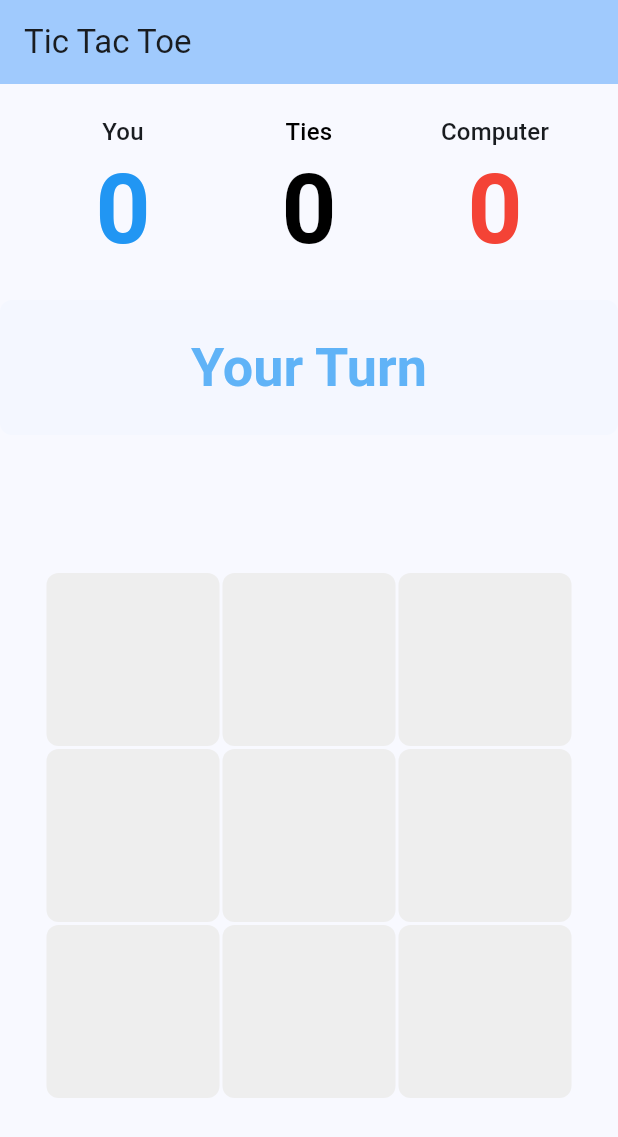
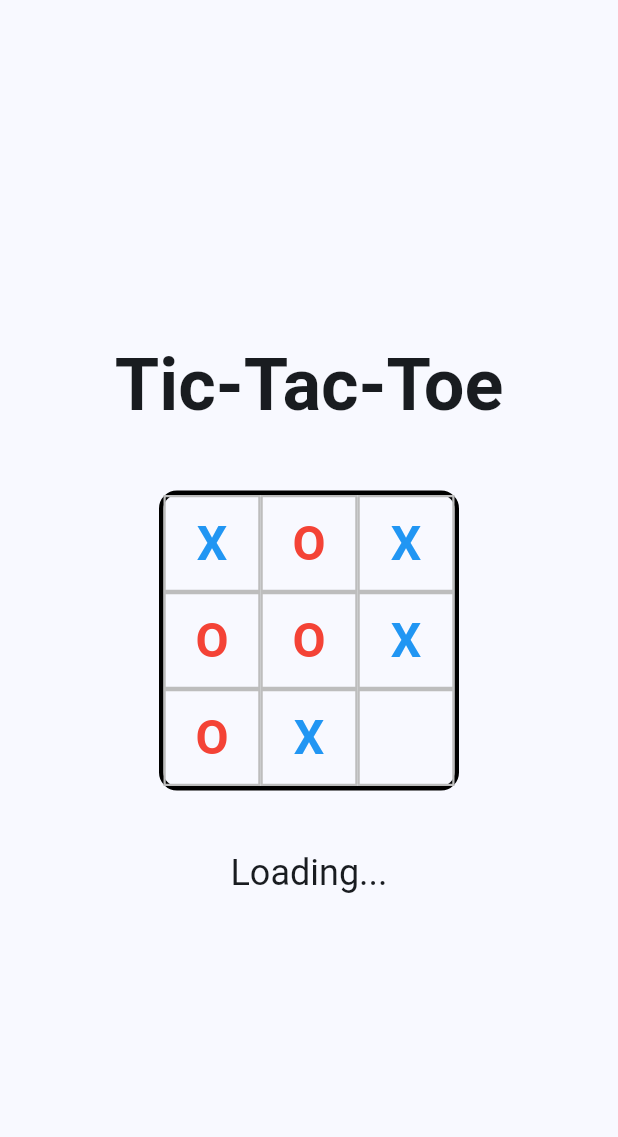
Before and after one commit to burkelashell109/tic-tac-toe, a Flutter app: the screen it shows after launch, on a phone screen of 412 x 824 dp. Shown: the top 1137 px of the screen. Run offline on Flutter 3.47's test engine with Material 3 defaults, Android fonts, the phone set to English and light mode, and no system bars.

Commit message:
Implement animated splash screen with mini tic-tac-toe game
- Added SplashScreen with random mini-game that plays itself
- Created SplashController for managing mini-game logic and timing
- Implemented smooth zoom transition from mini board to main game
- Added splash screen constants for timing and sizing
- Fixed Android layout issue by replacing GridView with Column/Row layout
- Features: 1-second move intervals, random outcomes, strategic AI mix
- Visual: Tic-Tac-Toe title, Loading text, winning cell highlights
- Cross-platform: Perfect layout on both Android and web platforms

```diff
--- a/lib/constants/game_constants.dart
+++ b/lib/constants/game_constants.dart
@@ -26,6 +26,11 @@ class UIConstants {
   static const Duration celebrationParticleDuration = Duration(milliseconds: 2000);
   static const Duration resetFlipDuration = Duration(milliseconds: 300);
   static const Duration resetSequenceDelay = Duration(milliseconds: 120);
+
+  // Splash screen
+  static const Duration splashMoveDuration = Duration(seconds: 1);
+  static const Duration splashTransitionDuration = Duration(milliseconds: 800);
+  static const double splashBoardSize = 200.0;
 
   // Text scaling
   static const double baseTextScale = 1.5;
--- a/lib/main.dart
+++ b/lib/main.dart
@@ -4,6 +4,7 @@ import 'services/animation_manager.dart';
 import 'widgets/game_board.dart';
 import 'widgets/status_display.dart';
 import 'widgets/score_display.dart';
+import 'screens/splash_screen.dart';
 
 void main() {
   runApp(const TicTacToeApp());
@@ -21,8 +22,34 @@ class TicTacToeApp extends StatelessWidget {
         colorScheme: ColorScheme.fromSeed(seedColor: Colors.blue),
         useMaterial3: true,
       ),
-      home: const TicTacToeGame(),
+      home: const AppWrapper(),
     );
+  }
+}
+
+class AppWrapper extends StatefulWidget {
+  const AppWrapper({super.key});
+
+  @override
+  State<AppWrapper> createState() => _AppWrapperState();
+}
+
+class _AppWrapperState extends State<AppWrapper> {
+  bool _showSplash = true;
+
+  @override
+  Widget build(BuildContext context) {
+    if (_showSplash) {
+      return SplashScreen(
+        onComplete: () {
+          setState(() {
+            _showSplash = false;
+          });
+        },
+      );
+    }
+
+    return const TicTacToeGame();
   }
 }
 
--- /dev/null
+++ b/lib/screens/splash_screen.dart
@@ -0,0 +1,214 @@
+import 'package:flutter/material.dart';
+import '../constants/game_constants.dart';
+import '../models/game_state.dart';
+import '../services/splash_controller.dart';
+
+/// Splash screen with animated mini tic-tac-toe game
+class SplashScreen extends StatefulWidget {
+  final VoidCallback onComplete;
+
+  const SplashScreen({
+    super.key,
+    required this.onComplete,
+  });
+
+  @override
+  State<SplashScreen> createState() => _SplashScreenState();
+}
+
+class _SplashScreenState extends State<SplashScreen>
+    with SingleTickerProviderStateMixin {
+  late SplashController _splashController;
+  late AnimationController _transitionController;
+  late Animation<double> _scaleAnimation;
+  GameState? _gameState;
+  bool _isTransitioning = false;
+
+  @override
+  void initState() {
+    super.initState();
+
+    _transitionController = AnimationController(
+      duration: UIConstants.splashTransitionDuration,
+      vsync: this,
+    );
+
+    _scaleAnimation = Tween<double>(
+      begin: 1.0,
+      end: 4.0,
+    ).animate(CurvedAnimation(
+      parent: _transitionController,
+      curve: Curves.easeInOut,
+    ));
+
+    _splashController = SplashController(
+      onStateChanged: (state) {
+        if (mounted) {
+          setState(() {
+            _gameState = state;
+          });
+        }
+      },
+      onGameComplete: _startTransition,
+    );
+  }
+
+  void _startTransition() {
+    if (!mounted || _isTransitioning) return;
+
+    setState(() {
+      _isTransitioning = true;
+    });
+
+    _transitionController.forward().then((_) {
+      if (mounted) {
+        widget.onComplete();
+      }
+    });
+  }
+
+  @override
+  void dispose() {
+    _splashController.dispose();
+    _transitionController.dispose();
+    super.dispose();
+  }
+
+  @override
+  Widget build(BuildContext context) {
+    final theme = Theme.of(context);
+
+    return Scaffold(
+      backgroundColor: theme.scaffoldBackgroundColor,
+      body: AnimatedBuilder(
+        animation: _scaleAnimation,
+        builder: (context, child) {
+          return Transform.scale(
+            scale: _scaleAnimation.value,
+            child: Center(
+              child: Column(
+                mainAxisAlignment: MainAxisAlignment.center,
+                children: [
+                  // Title
+                  Text(
+                    'Tic-Tac-Toe',
+                    style: theme.textTheme.headlineLarge?.copyWith(
+                      fontWeight: FontWeight.bold,
+                      fontSize: 48,
+                    ),
+                  ),
+
+                  const SizedBox(height: 40),
+
+                  // Mini game board
+                  _buildMiniBoard(),
+
+                  const SizedBox(height: 40),
+
+                  // Loading text
+                  if (!_isTransitioning)
+                    Text(
+                      'Loading...',
+                      style: theme.textTheme.titleLarge?.copyWith(
+                        fontSize: 24,
+                      ),
+                    ),
+                ],
+              ),
+            ),
+          );
+        },
+      ),
+    );
+  }
+
+  Widget _buildMiniBoard() {
+    if (_gameState == null) {
+      return _buildEmptyBoard();
+    }
+
+    return Container(
+      width: UIConstants.splashBoardSize,
+      height: UIConstants.splashBoardSize,
+      decoration: BoxDecoration(
+        border: Border.all(color: Colors.black, width: 3),
+        borderRadius: BorderRadius.circular(12),
+      ),
+      child: Column(
+        children: [
+          for (int row = 0; row < 3; row++)
+            Expanded(
+              child: Row(
+                children: [
+                  for (int col = 0; col < 3; col++)
+                    Expanded(
+                      child: _buildMiniCell(row * 3 + col),
+                    ),
+                ],
+              ),
+            ),
+        ],
+      ),
+    );
+  }
+
+  Widget _buildEmptyBoard() {
+    return Container(
+      width: UIConstants.splashBoardSize,
+      height: UIConstants.splashBoardSize,
+      decoration: BoxDecoration(
+        border: Border.all(color: Colors.black, width: 3),
+        borderRadius: BorderRadius.circular(12),
+      ),
+      child: Column(
+        children: [
+          for (int row = 0; row < 3; row++)
+            Expanded(
+              child: Row(
+                children: [
+                  for (int col = 0; col < 3; col++)
+                    Expanded(
+                      child: Container(
+                        decoration: BoxDecoration(
+                          border: Border.all(color: Colors.grey.shade400, width: 1.5),
+                        ),
+                      ),
+                    ),
+                ],
+              ),
+            ),
+        ],
+      ),
+    );
+  }
+
+  Widget _buildMiniCell(int index) {
+    final symbol = _gameState!.board[index];
+    final isWinningCell = _gameState!.winningCombination?.contains(index) ?? false;
+
+    return Container(
+      decoration: BoxDecoration(
+        border: Border.all(color: Colors.grey.shade400, width: 1.5),
+        color: isWinningCell ? Colors.yellow.shade200 : null,
+      ),
+      child: Center(
+        child: symbol.isNotEmpty
+            ? AnimatedOpacity(
+                opacity: 1.0,
+                duration: const Duration(milliseconds: 300),
+                child: Text(
+                  symbol,
+                  style: TextStyle(
+                    fontSize: 32,
+                    fontWeight: FontWeight.bold,
+                    color: symbol == GameConstants.playerSymbol
+                        ? UIConstants.playerColor
+                        : UIConstants.computerColor,
+                  ),
+                ),
+              )
+            : null,
+      ),
+    );
+  }
+}
--- /dev/null
+++ b/lib/services/splash_controller.dart
@@ -0,0 +1,136 @@
+import 'dart:async';
+import 'dart:math';
+import '../constants/game_constants.dart';
+import '../models/game_state.dart';
+import '../services/game_logic.dart';
+
+/// Controls the mini tic-tac-toe game for the splash screen
+class SplashController {
+  late GameState _state;
+  Timer? _moveTimer;
+  final Function(GameState) _onStateChanged;
+  final Function() _onGameComplete;
+
+  SplashController({
+    required Function(GameState) onStateChanged,
+    required Function() onGameComplete,
+  }) : _onStateChanged = onStateChanged,
+       _onGameComplete = onGameComplete {
+    _initializeGame();
+  }
+
+  /// Initialize the mini-game
+  void _initializeGame() {
+    _state = GameState();
+    _state.isPlayerTurn = true; // Start with X (player symbol)
+    _onStateChanged(_state);
+
+    // Start the game after a brief delay
+    Timer(const Duration(milliseconds: 500), _startGame);
+  }
+
+  /// Start playing the mini-game automatically
+  void _startGame() {
+    _makeNextMove();
+  }
+
+  /// Make the next move in the mini-game
+  void _makeNextMove() {
+    if (!_state.isGameActive) {
+      // Game is over, wait a moment then signal completion
+      Timer(const Duration(milliseconds: 500), () {
+        _onGameComplete();
+      });
+      return;
+    }
+
+    // Get available moves
+    List<int> availableMoves = [];
+    for (int i = 0; i < 9; i++) {
+      if (_state.board[i] == GameConstants.emptyCell) {
+        availableMoves.add(i);
+      }
+    }
+
+    if (availableMoves.isEmpty) {
+      _onGameComplete();
+      return;
+    }
+
+    // Choose a random move (or sometimes make strategic moves for variety)
+    int moveIndex;
+    if (Random().nextBool() && availableMoves.length > 3) {
+      // 50% chance to make a strategic move when board isn't too full
+      moveIndex = _getStrategicMove(availableMoves);
+    } else {
+      // Random move
+      moveIndex = availableMoves[Random().nextInt(availableMoves.length)];
+    }
+
+    // Make the move
+    String currentSymbol = _state.isPlayerTurn ? GameConstants.playerSymbol : GameConstants.computerSymbol;
+    _state.board[moveIndex] = currentSymbol;
+
+    // Check for win or draw
+    if (GameLogic.checkWinner(_state.board)) {
+      _state.gameStatus = _state.isPlayerTurn ? UIConstants.playerWinMessage : UIConstants.computerWinMessage;
+      _state.winningCombination = GameLogic.getWinningCombination(_state.board);
+    } else if (GameLogic.isBoardFull(_state.board)) {
+      _state.gameStatus = UIConstants.drawMessage;
+    } else {
+      // Switch turns
+      _state.isPlayerTurn = !_state.isPlayerTurn;
+    }
+
+    _onStateChanged(_state);
+
+    // Schedule next move
+    if (_state.isGameActive) {
+      _moveTimer = Timer(UIConstants.splashMoveDuration, _makeNextMove);
+    } else {
+      // Game finished, wait then complete
+      Timer(const Duration(milliseconds: 500), () {
+        _onGameComplete();
+      });
+    }
+  }
+
+  /// Get a strategic move (sometimes win, sometimes block, sometimes random)
+  int _getStrategicMove(List<int> availableMoves) {
+    String currentSymbol = _state.isPlayerTurn ? GameConstants.playerSymbol : GameConstants.computerSymbol;
+    String opponentSymbol = _state.isPlayerTurn ? GameConstants.computerSymbol : GameConstants.playerSymbol;
+
+    // 30% chance to try to win
+    if (Random().nextDouble() < 0.3) {
+      for (int move in availableMoves) {
+        List<String> testBoard = List.from(_state.board);
+        testBoard[move] = currentSymbol;
+        if (GameLogic.checkWinner(testBoard)) {
+          return move;
+        }
+      }
+    }
+
+    // 30% chance to try to block opponent
+    if (Random().nextDouble() < 0.3) {
+      for (int move in availableMoves) {
+        List<String> testBoard = List.from(_state.board);
+        testBoard[move] = opponentSymbol;
+        if (GameLogic.checkWinner(testBoard)) {
+          return move;
+        }
+      }
+    }
+
+    // Otherwise random move
+    return availableMoves[Random().nextInt(availableMoves.length)];
+  }
+
+  /// Get current game state
+  GameState get state => _state;
+
+  /// Dispose resources
+  void dispose() {
+    _moveTimer?.cancel();
+  }
+}
```
